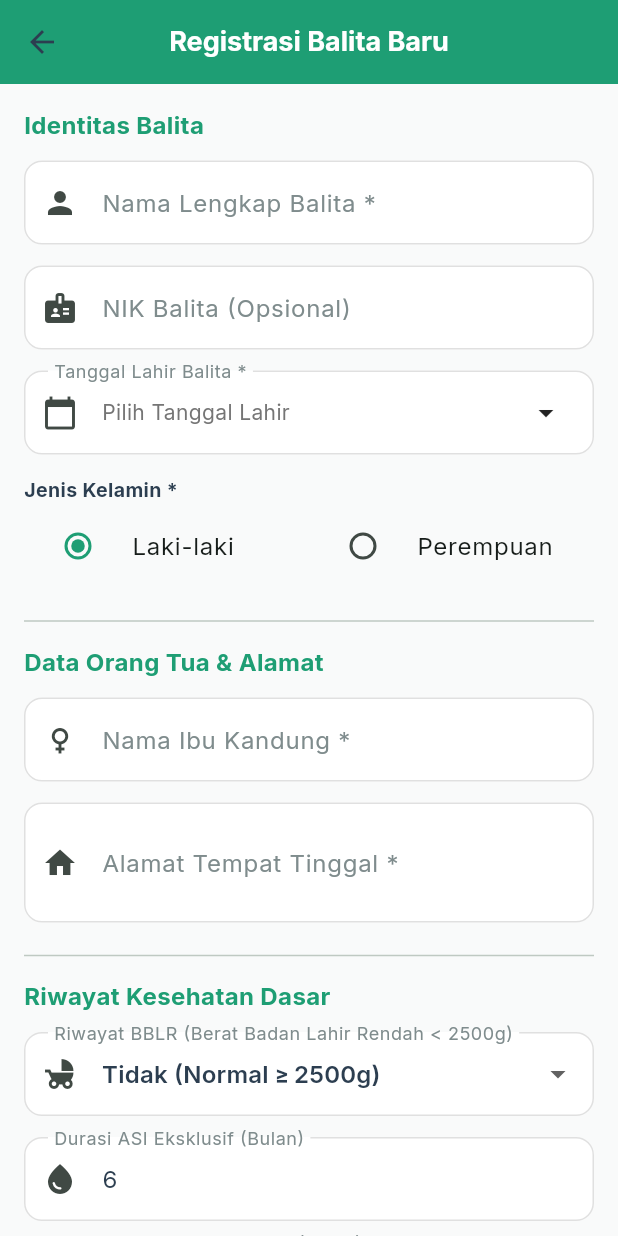
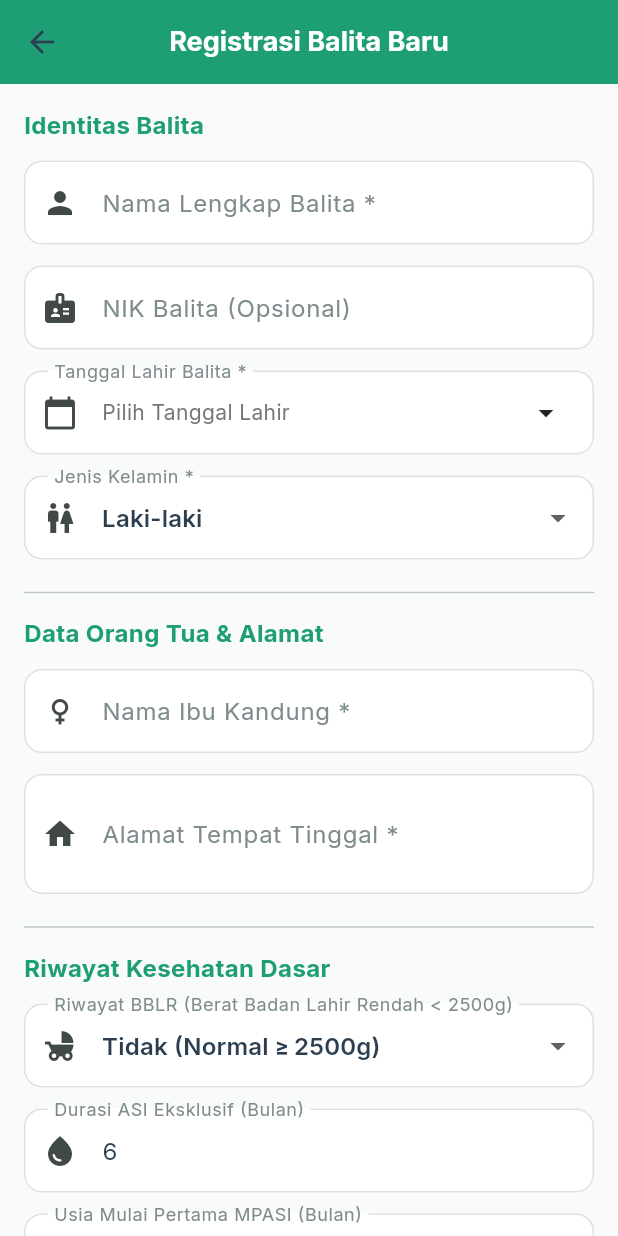
Before and after one commit to af133/stunguard, a Flutter app: the HomePage screen opened directly, after a tap on "Mulai Skrining", on a phone screen of 412 x 824 dp. Run offline on Flutter 3.47's test engine with Material 3 defaults, Android fonts, the light colour scheme and no system bars; our stand-ins replace device_preview, fl_chart, flutter_local_notifications, flutter_riverpod, google_fonts, sqflite and 1 more; accounts and stored records are empty.

Commit message:
feat: implement core feature pages and initial UI scaffolding for the StuntGuard mobile application

```diff
--- a/lib/features/auth/presentation/pages/register_page.dart
+++ b/lib/features/auth/presentation/pages/register_page.dart
@@ -112,7 +112,9 @@ class _RegisterPageState extends ConsumerState<RegisterPage> {
                               );
 
                               final success = await ref.read(authProvider.notifier).register(newUser);
-                              if (success && mounted) {
+                              if (!context.mounted) return;
+
+                              if (success) {
                                 ScaffoldMessenger.of(context).showSnackBar(
                                   const SnackBar(
                                     content: Text('Pendaftaran berhasil! Silakan masuk.'),
@@ -120,7 +122,7 @@ class _RegisterPageState extends ConsumerState<RegisterPage> {
                                   ),
                                 );
                                 Navigator.of(context).pop();
-                              } else if (mounted) {
+                              } else {
                                 final error = ref.read(authProvider).error;
                                 ScaffoldMessenger.of(context).showSnackBar(
                                   SnackBar(
--- a/lib/features/balita/presentation/pages/add_balita_page.dart
+++ b/lib/features/balita/presentation/pages/add_balita_page.dart
@@ -273,32 +273,20 @@ class _AddBalitaPageState extends ConsumerState<AddBalitaPage> {
               const SizedBox(height: 14),
 
               // Jenis Kelamin
-              const Text('Jenis Kelamin *', style: TextStyle(fontWeight: FontWeight.bold, fontSize: 13)),
-              Row(
-                children: [
-                  Expanded(
-                    child: RadioListTile<String>(
-                      title: const Text('Laki-laki'),
-                      value: 'L',
-                      groupValue: _selectedGender,
-                      activeColor: AppColors.primary,
-                      onChanged: (val) {
-                        setState(() => _selectedGender = val!);
-                      },
-                    ),
-                  ),
-                  Expanded(
-                    child: RadioListTile<String>(
-                      title: const Text('Perempuan'),
-                      value: 'P',
-                      groupValue: _selectedGender,
-                      activeColor: AppColors.primary,
-                      onChanged: (val) {
-                        setState(() => _selectedGender = val!);
-                      },
-                    ),
-                  ),
+              DropdownButtonFormField<String>(
+                initialValue: _selectedGender,
+                decoration: const InputDecoration(
+                  labelText: 'Jenis Kelamin *',
+                  prefixIcon: Icon(Icons.wc),
+                  border: OutlineInputBorder(),
+                ),
+                items: const [
+                  DropdownMenuItem(value: 'L', child: Text('Laki-laki')),
+                  DropdownMenuItem(value: 'P', child: Text('Perempuan')),
                 ],
+                onChanged: (val) {
+                  if (val != null) setState(() => _selectedGender = val);
+                },
               ),
               const SizedBox(height: 14),
 
@@ -361,7 +349,7 @@ class _AddBalitaPageState extends ConsumerState<AddBalitaPage> {
 
               // Riwayat BBLR
               DropdownButtonFormField<String>(
-                value: _bblrHistory,
+                initialValue: _bblrHistory,
                 decoration: const InputDecoration(
                   labelText: 'Riwayat BBLR (Berat Badan Lahir Rendah < 2500g)',
                   prefixIcon: Icon(Icons.child_friendly),
--- a/lib/features/balita/presentation/pages/balita_detail_page.dart
+++ b/lib/features/balita/presentation/pages/balita_detail_page.dart
@@ -328,7 +328,7 @@ class _BalitaDetailPageState extends ConsumerState<BalitaDetailPage> {
                                   shrinkWrap: true,
                                   physics: const NeverScrollableScrollPhysics(),
                                   itemCount: pengukuranState.items.length,
-                                  separatorBuilder: (_, __) => const Divider(),
+                                  separatorBuilder: (context, index) => const Divider(),
                                   itemBuilder: (context, index) {
                                     final m = pengukuranState.items[index];
                                     return ListTile(
--- a/lib/features/beranda/presentation/pages/home_page.dart
+++ b/lib/features/beranda/presentation/pages/home_page.dart
@@ -148,7 +148,7 @@ class _HomePageState extends ConsumerState<HomePage> {
                             ),
                             Container(
                               decoration: BoxDecoration(
-                                color: Colors.black.withOpacity(0.1),
+                                color: Colors.black.withValues(alpha: 0.1),
                                 shape: BoxShape.circle,
                               ),
                               child: IconButton(
@@ -175,7 +175,7 @@ class _HomePageState extends ConsumerState<HomePage> {
                       borderRadius: BorderRadius.circular(16),
                       boxShadow: [
                         BoxShadow(
-                          color: Colors.black.withOpacity(0.1),
+                          color: Colors.black.withValues(alpha: 0.1),
                           blurRadius: 10,
                           offset: const Offset(0, 5),
                         ),
@@ -218,7 +218,7 @@ class _HomePageState extends ConsumerState<HomePage> {
                           Container(
                             padding: const EdgeInsets.all(6),
                             decoration: BoxDecoration(
-                              color: Colors.orange.withOpacity(0.1),
+                              color: Colors.orange.withValues(alpha: 0.1),
                               shape: BoxShape.circle,
                             ),
                             child: const Icon(Icons.sync_problem, color: Colors.orange, size: 20),
@@ -255,7 +255,7 @@ class _HomePageState extends ConsumerState<HomePage> {
                       decoration: BoxDecoration(
                         color: AppColors.errorLight,
                         borderRadius: BorderRadius.circular(16),
-                        border: Border.all(color: AppColors.error.withOpacity(0.3)),
+                        border: Border.all(color: AppColors.error.withValues(alpha: 0.3)),
                       ),
                       child: Row(
                         crossAxisAlignment: CrossAxisAlignment.start,
@@ -263,7 +263,7 @@ class _HomePageState extends ConsumerState<HomePage> {
                           Container(
                             padding: const EdgeInsets.all(6),
                             decoration: BoxDecoration(
-                              color: AppColors.error.withOpacity(0.1),
+                              color: AppColors.error.withValues(alpha: 0.1),
                               shape: BoxShape.circle,
                             ),
                             child: const Icon(Icons.warning_amber_rounded, color: AppColors.error, size: 20),
--- a/lib/features/deteksi_risiko/domain/entities/stunting_risk_input.dart
+++ b/lib/features/deteksi_risiko/domain/entities/stunting_risk_input.dart
@@ -32,7 +32,7 @@ class StuntingRiskInput {
     required this.aksesSanitasi,
   });
 
-  /// Convert to 14-element List<double> matching model input vector specification
+  /// Convert to 14-element `List<double>` matching model input vector specification
   List<double> toFeatureVector() {
     return [
       zscoreTbu,
--- a/lib/features/deteksi_risiko/presentation/pages/deteksi_risiko_page.dart
+++ b/lib/features/deteksi_risiko/presentation/pages/deteksi_risiko_page.dart
@@ -137,7 +137,7 @@ class _DeteksiRisikoPageState extends State<DeteksiRisikoPage> {
                         Container(
                           padding: const EdgeInsets.symmetric(horizontal: 14, vertical: 4),
                           decoration: BoxDecoration(
-                            color: themeColor.withOpacity(0.15),
+                            color: themeColor.withValues(alpha: 0.15),
                             borderRadius: BorderRadius.circular(20),
                             border: Border.all(color: themeColor),
                           ),
--- a/lib/features/laporan/presentation/pages/laporan_page.dart
+++ b/lib/features/laporan/presentation/pages/laporan_page.dart
@@ -33,7 +33,7 @@ class LaporanPage extends ConsumerWidget {
               decoration: BoxDecoration(
                 color: AppColors.primaryLight,
                 borderRadius: BorderRadius.circular(12),
-                border: Border.all(color: AppColors.primary.withOpacity(0.3)),
+                border: Border.all(color: AppColors.primary.withValues(alpha: 0.3)),
               ),
               child: Row(
                 children: [
--- a/lib/features/notifikasi/presentation/pages/notifikasi_page.dart
+++ b/lib/features/notifikasi/presentation/pages/notifikasi_page.dart
@@ -55,7 +55,7 @@ class NotifikasiPage extends StatelessWidget {
                   shape: RoundedRectangleBorder(
                     borderRadius: BorderRadius.circular(12),
                     side: BorderSide(
-                      color: notif['isRead'] ? Colors.transparent : AppColors.primary.withOpacity(0.3),
+                      color: notif['isRead'] ? Colors.transparent : AppColors.primary.withValues(alpha: 0.3),
                       width: 1,
                     ),
                   ),
--- a/lib/features/pengukuran/presentation/pages/add_pengukuran_page.dart
+++ b/lib/features/pengukuran/presentation/pages/add_pengukuran_page.dart
@@ -172,7 +172,7 @@ class _AddPengukuranPageState extends ConsumerState<AddPengukuranPage> {
                 decoration: BoxDecoration(
                   color: AppColors.primaryLight,
                   borderRadius: BorderRadius.circular(10),
-                  border: Border.all(color: AppColors.primary.withOpacity(0.3)),
+                  border: Border.all(color: AppColors.primary.withValues(alpha: 0.3)),
                 ),
                 child: Row(
                   children: [
--- a/lib/features/profil/presentation/pages/profile_page.dart
+++ b/lib/features/profil/presentation/pages/profile_page.dart
@@ -136,7 +136,7 @@ class _ProfilePageState extends State<ProfilePage> {
                       borderRadius: BorderRadius.circular(16),
                       boxShadow: [
                         BoxShadow(
-                          color: Colors.black.withOpacity(0.05),
+                          color: Colors.black.withValues(alpha: 0.05),
                           blurRadius: 10,
                           offset: const Offset(0, 5),
                         ),
--- a/lib/features/scan_wajah/presentation/pages/face_scan_page.dart
+++ b/lib/features/scan_wajah/presentation/pages/face_scan_page.dart
@@ -83,7 +83,7 @@ class _FaceScanPageState extends State<FaceScanPage> {
                         : Icon(
                             Icons.face,
                             size: 140,
-                            color: Colors.white.withOpacity(0.4),
+                            color: Colors.white.withValues(alpha: 0.4),
                           ),
                   ),
                 ),
--- a/lib/features/sync/presentation/pages/sync_settings_page.dart
+++ b/lib/features/sync/presentation/pages/sync_settings_page.dart
@@ -49,7 +49,7 @@ class _SyncSettingsPageState extends State<SyncSettingsPage> {
         } else {
           _lastError = result.errorMessage;
           ScaffoldMessenger.of(context).showSnackBar(
-            SnackBar(content: Text('Sinkronisasi gagal: ${_lastError}'), backgroundColor: Colors.red),
+            SnackBar(content: Text('Sinkronisasi gagal: $_lastError'), backgroundColor: Colors.red),
           );
         }
       });
--- a/scaffold.dart
+++ b/scaffold.dart
@@ -1,3 +1,4 @@
+// ignore_for_file: avoid_print
 import 'dart:io';
 
 void main() {
```
Also changed, not shown: lib/features/auth/presentation/pages/login_page.dart (+5 -3 lines).
